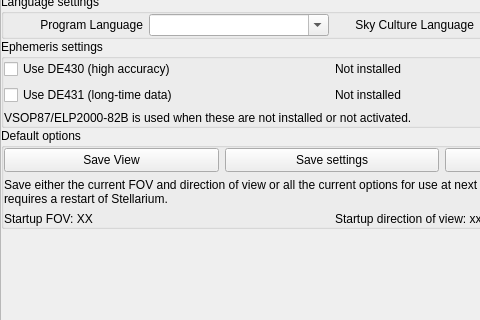
Before: the Qt Designer form src/gui/configurationDialog.ui in 519984307/stellarium_src, drawn with Qt 5; both pictures show x 0 to 480 and y 106 to 426 of the 664 by 635 pixel window.
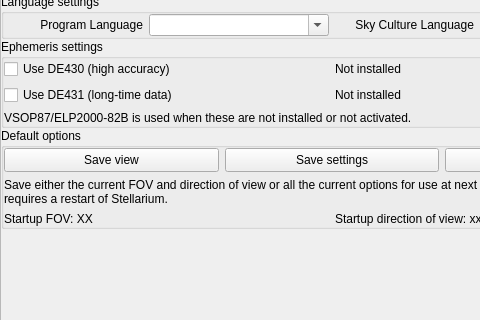
After: the same form once the commit is applied. Icons and pictures are not drawn. Custom widgets are drawn as their Qt base class.

Patch:
```diff
--- a/src/gui/configurationDialog.ui
+++ b/src/gui/configurationDialog.ui
@@ -522,7 +522,7 @@
                   </size>
                  </property>
                  <property name="text">
-                  <string>Save View</string>
+                  <string>Save view</string>
                  </property>
                 </widget>
                </item>
```
